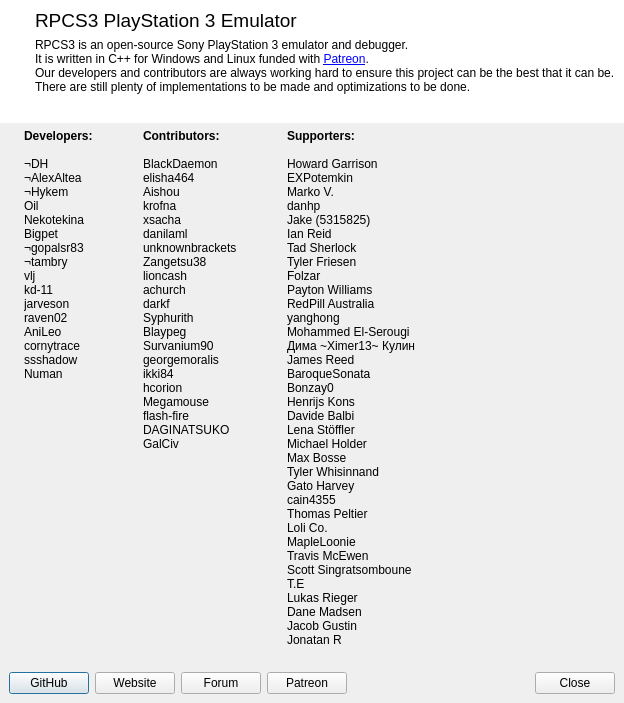
This is rpcs3/rpcs3qt/about_dialog.ui in RPCS3/rpcs3 as Qt 5 draws it before an edit. The edited form follows.
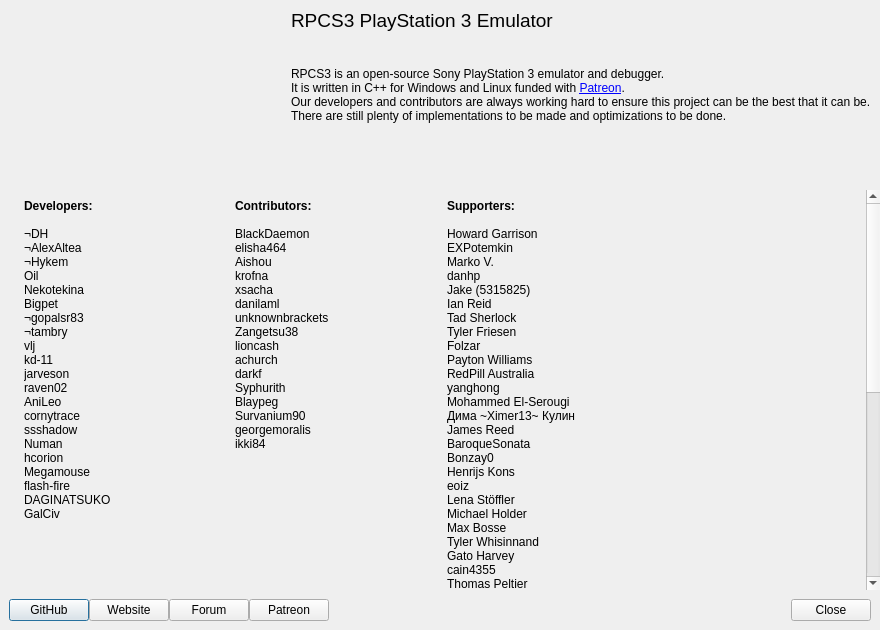
This is the edited form. Icons and pictures are not drawn.

The edit to the form file:
```diff
--- a/rpcs3/rpcs3qt/about_dialog.ui
+++ b/rpcs3/rpcs3qt/about_dialog.ui
@@ -6,16 +6,10 @@
    <rect>
     <x>0</x>
     <y>0</y>
-    <width>609</width>
-    <height>669</height>
+    <width>880</width>
+    <height>630</height>
    </rect>
   </property>
-  <property name="sizePolicy">
-   <sizepolicy hsizetype="Preferred" vsizetype="Preferred">
-    <horstretch>0</horstretch>
-    <verstretch>0</verstretch>
-   </sizepolicy>
-  </property>
   <property name="windowTitle">
    <string>About RPCS3</string>
   </property>
@@ -24,6 +18,9 @@
     <normaloff>:/rpcs3.ico</normaloff>:/rpcs3.ico</iconset>
   </property>
   <layout class="QVBoxLayout" name="verticalLayout_3">
+   <property name="spacing">
+    <number>0</number>
+   </property>
    <property name="leftMargin">
     <number>0</number>
    </property>
@@ -37,9 +34,12 @@
     <number>0</number>
    </property>
    <item>
-    <widget class="QWidget" name="widget" native="true">
-     <property name="styleSheet">
-      <string notr="true">background-color: rgb(255, 255, 255);</string>
+    <widget class="QWidget" name="header_section" native="true">
+     <property name="sizePolicy">
+      <sizepolicy hsizetype="Preferred" vsizetype="Preferred">
+       <horstretch>0</horstretch>
+       <verstretch>0</verstretch>
+      </sizepolicy>
      </property>
      <layout class="QHBoxLayout" name="horizontalLayout_2">
       <item>
@@ -92,10 +92,13 @@
            <property name="orientation">
             <enum>Qt::Vertical</enum>
            </property>
+           <property name="sizeType">
+            <enum>QSizePolicy::MinimumExpanding</enum>
+           </property>
            <property name="sizeHint" stdset="0">
             <size>
              <width>20</width>
-             <height>40</height>
+             <height>0</height>
             </size>
            </property>
           </spacer>
@@ -115,9 +118,6 @@
             <bold>false</bold>
            </font>
           </property>
-          <property name="styleSheet">
-           <string notr="true"/>
-          </property>
           <property name="text">
            <string>RPCS3 PlayStation 3 Emulator</string>
           </property>
@@ -134,9 +134,6 @@
             <kerning>true</kerning>
            </font>
           </property>
-          <property name="styleSheet">
-           <string notr="true"/>
-          </property>
           <property name="text">
            <string>&lt;html&gt;&lt;head/&gt;&lt;body&gt;&lt;p&gt;RPCS3 is an open-source Sony PlayStation 3 emulator and debugger.&lt;br/&gt;It is written in C++ for Windows and Linux funded with &lt;a href=&quot;https://www.patreon.com/Nekotekina&quot;&gt;&lt;span style=&quot; text-decoration: underline; color:#0000ff;&quot;&gt;Patreon&lt;/span&gt;&lt;/a&gt;.&lt;br/&gt;Our developers and contributors are always working hard to ensure this project can be the best that it can be.&lt;br/&gt;There are still plenty of implementations to be made and optimizations to be done.&lt;/p&gt;&lt;/body&gt;&lt;/html&gt;</string>
           </property>
@@ -162,9 +159,6 @@
             <kerning>true</kerning>
            </font>
           </property>
-          <property name="styleSheet">
-           <string notr="true"/>
-          </property>
           <property name="text">
            <string/>
           </property>
@@ -185,23 +179,51 @@
     </widget>
    </item>
    <item>
-    <layout class="QHBoxLayout" name="horizontalLayout_3" stretch="0,0,0,0">
-     <property name="spacing">
-      <number>50</number>
+    <widget class="QScrollArea" name="name_section">
+     <property name="sizePolicy">
+      <sizepolicy hsizetype="Expanding" vsizetype="Preferred">
+       <horstretch>0</horstretch>
+       <verstretch>0</verstretch>
+      </sizepolicy>
+     </property>
+     <property name="minimumSize">
+      <size>
+       <width>0</width>
+       <height>400</height>
+      </size>
+     </property>
+     <property name="frameShape">
+      <enum>QFrame::NoFrame</enum>
+     </property>
+     <property name="verticalScrollBarPolicy">
+      <enum>Qt::ScrollBarAlwaysOn</enum>
+     </property>
+     <property name="sizeAdjustPolicy">
+      <enum>QAbstractScrollArea::AdjustToContents</enum>
+     </property>
+     <property name="widgetResizable">
+      <bool>true</bool>
+     </property>
+     <widget class="QWidget" name="names">
+      <property name="geometry">
+       <rect>
+        <x>0</x>
+        <y>0</y>
+        <width>863</width>
+        <height>757</height>
+       </rect>
+      </property>
+      <layout class="QHBoxLayout" name="horizontalLayout_3" stretch="1,1,1,1">
+       <property name="sizeConstraint">
+        <enum>QLayout::SetMinimumSize</enum>
      </property>
      <property name="leftMargin">
       <number>24</number>
      </property>
-     <property name="rightMargin">
-      <number>0</number>
-     </property>
-     <property name="bottomMargin">
-      <number>10</number>
-     </property>
      <item>
       <widget class="QLabel" name="label_4">
        <property name="text">
-        <string>&lt;p&gt;&lt;b&gt;Developers:&lt;/b&gt;&lt;br&gt;&lt;br&gt;¬DH&lt;br&gt;¬AlexAltea&lt;br&gt;¬Hykem&lt;br&gt;Oil&lt;br&gt;Nekotekina&lt;br&gt;Bigpet&lt;br&gt;¬gopalsr83&lt;br&gt;¬tambry&lt;br&gt;vlj&lt;br&gt;kd-11&lt;br&gt;jarveson&lt;br&gt;raven02&lt;br&gt;AniLeo&lt;br&gt;cornytrace&lt;br&gt;ssshadow&lt;br&gt;Numan&lt;/p&gt;</string>
+          <string>&lt;p&gt;&lt;b&gt;Developers:&lt;/b&gt;&lt;br&gt;&lt;br&gt;¬DH&lt;br&gt;¬AlexAltea&lt;br&gt;¬Hykem&lt;br&gt;Oil&lt;br&gt;Nekotekina&lt;br&gt;Bigpet&lt;br&gt;¬gopalsr83&lt;br&gt;¬tambry&lt;br&gt;vlj&lt;br&gt;kd-11&lt;br&gt;jarveson&lt;br&gt;raven02&lt;br&gt;AniLeo&lt;br&gt;cornytrace&lt;br&gt;ssshadow&lt;br&gt;Numan&lt;br&gt;hcorion&lt;br&gt;Megamouse&lt;br&gt;flash-fire&lt;br&gt;DAGINATSUKO&lt;br&gt;GalCiv&lt;/p&gt;</string>
        </property>
        <property name="scaledContents">
         <bool>false</bool>
@@ -214,7 +236,7 @@
      <item>
       <widget class="QLabel" name="label_8">
        <property name="text">
-        <string>&lt;p&gt;&lt;b&gt;Contributors:&lt;/b&gt;&lt;br&gt;&lt;br&gt;BlackDaemon&lt;br&gt;elisha464&lt;br&gt;Aishou&lt;br&gt;krofna&lt;br&gt;xsacha&lt;br&gt;danilaml&lt;br&gt;unknownbrackets&lt;br&gt;Zangetsu38&lt;br&gt;lioncash&lt;br&gt;achurch&lt;br&gt;darkf&lt;br&gt;Syphurith&lt;br&gt;Blaypeg&lt;br&gt;Survanium90&lt;br&gt;georgemoralis&lt;br&gt;ikki84&lt;br&gt;hcorion&lt;br&gt;Megamouse&lt;br&gt;flash-fire&lt;br&gt;DAGINATSUKO&lt;br&gt;GalCiv&lt;/p&gt;</string>
+          <string>&lt;p&gt;&lt;b&gt;Contributors:&lt;/b&gt;&lt;br&gt;&lt;br&gt;BlackDaemon&lt;br&gt;elisha464&lt;br&gt;Aishou&lt;br&gt;krofna&lt;br&gt;xsacha&lt;br&gt;danilaml&lt;br&gt;unknownbrackets&lt;br&gt;Zangetsu38&lt;br&gt;lioncash&lt;br&gt;achurch&lt;br&gt;darkf&lt;br&gt;Syphurith&lt;br&gt;Blaypeg&lt;br&gt;Survanium90&lt;br&gt;georgemoralis&lt;br&gt;ikki84&lt;/p&gt;</string>
        </property>
        <property name="alignment">
         <set>Qt::AlignLeading|Qt::AlignLeft|Qt::AlignTop</set>
@@ -224,7 +246,7 @@
      <item>
       <widget class="QLabel" name="label_7">
        <property name="text">
-        <string>&lt;p&gt;&lt;b&gt;Supporters:&lt;/b&gt;&lt;br&gt;&lt;br&gt;Howard Garrison&lt;br&gt;EXPotemkin&lt;br&gt;Marko V.&lt;br&gt;danhp&lt;br&gt;Jake (5315825)&lt;br&gt;Ian Reid&lt;br&gt;Tad Sherlock&lt;br&gt;Tyler Friesen&lt;br&gt;Folzar&lt;br&gt;Payton Williams&lt;br&gt;RedPill Australia&lt;br&gt;yanghong&lt;br&gt;Mohammed El-Serougi&lt;br&gt;Дима ~Ximer13~ Кулин&lt;br&gt;James Reed&lt;br&gt;BaroqueSonata&lt;br&gt;Bonzay0&lt;br&gt;Henrijs Kons&lt;br&gt;Davide Balbi&lt;br&gt;Lena Stöffler&lt;br&gt;Michael Holder&lt;br&gt;Max Bosse&lt;br&gt;Tyler Whisinnand&lt;br&gt;Gato Harvey&lt;br&gt;cain4355&lt;br&gt;Thomas Peltier&lt;br&gt;Loli Co.&lt;br&gt;MapleLoonie&lt;br&gt;Travis McEwen&lt;br&gt;Scott Singratsomboune&lt;br&gt;T.E&lt;br&gt;Lukas Rieger&lt;br&gt;Dane Madsen&lt;br&gt;Jacob Gustin&lt;br&gt;Jonatan R&lt;/p&gt;</string>
+          <string>&lt;p&gt;&lt;b&gt;Supporters:&lt;/b&gt;&lt;br&gt;&lt;br&gt;Howard Garrison&lt;br&gt;EXPotemkin&lt;br&gt;Marko V.&lt;br&gt;danhp&lt;br&gt;Jake (5315825)&lt;br&gt;Ian Reid&lt;br&gt;Tad Sherlock&lt;br&gt;Tyler Friesen&lt;br&gt;Folzar&lt;br&gt;Payton Williams&lt;br&gt;RedPill Australia&lt;br&gt;yanghong&lt;br&gt;Mohammed El-Serougi&lt;br&gt;Дима ~Ximer13~ Кулин&lt;br&gt;James Reed&lt;br&gt;BaroqueSonata&lt;br&gt;Bonzay0&lt;br&gt;Henrijs Kons&lt;br&gt;eoiz&lt;br&gt;Lena Stöffler&lt;br&gt;Michael Holder&lt;br&gt;Max Bosse&lt;br&gt;Tyler Whisinnand&lt;br&gt;Gato Harvey&lt;br&gt;cain4355&lt;br&gt;Thomas Peltier&lt;br&gt;Loli Co.&lt;br&gt;MapleLoonie&lt;br&gt;Travis McEwen&lt;br&gt;Scott Singratsomboune&lt;br&gt;T.E&lt;br&gt;Lukas Rieger&lt;br&gt;Dane Madsen&lt;br&gt;JayFries&lt;br&gt;Jonatan R&lt;br&gt;Luke Johnson&lt;br&gt;Thomas Zaorski&lt;br&gt;MyOwnFan&lt;br&gt;Alexandros Mandravillis&lt;br&gt;Socker Bopper&lt;br&gt;Faris Leonhart&lt;br&gt;Fabien Net&lt;br&gt;Raves&lt;br&gt;Barrowsx&lt;br&gt;kilsuton&lt;br&gt;Max Mason&lt;br&gt;Ethan Condon&lt;br&gt;jfidone&lt;br&gt;iaDRM&lt;br&gt;Kazer2.0&lt;br&gt;Bryce Quintin&lt;br&gt;Yuri Kunde Schlesner&lt;br&gt;Abdulla Altayer&lt;/p&gt;</string>
        </property>
        <property name="alignment">
         <set>Qt::AlignLeading|Qt::AlignLeft|Qt::AlignTop</set>
@@ -236,15 +258,20 @@
        <property name="orientation">
         <enum>Qt::Horizontal</enum>
        </property>
+         <property name="sizeType">
+          <enum>QSizePolicy::MinimumExpanding</enum>
+         </property>
        <property name="sizeHint" stdset="0">
         <size>
-         <width>40</width>
+           <width>0</width>
          <height>20</height>
         </size>
        </property>
       </spacer>
      </item>
     </layout>
+     </widget>
+    </widget>
    </item>
    <item>
     <layout class="QHBoxLayout" name="horizontalLayout">
```
Left out of the diff: 24 changed lines with no effect on the pictures. Lines whose indentation alone changed are shown as unchanged.
